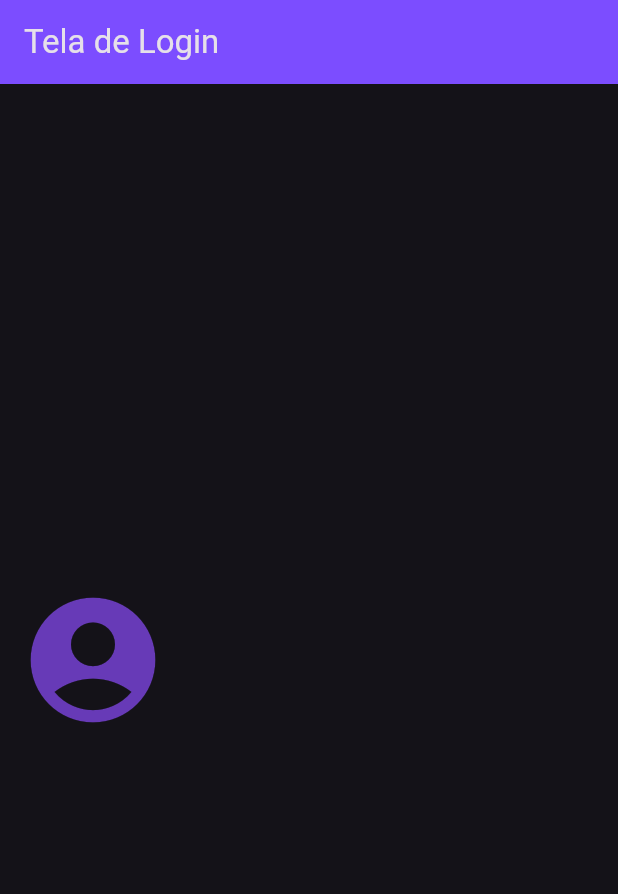
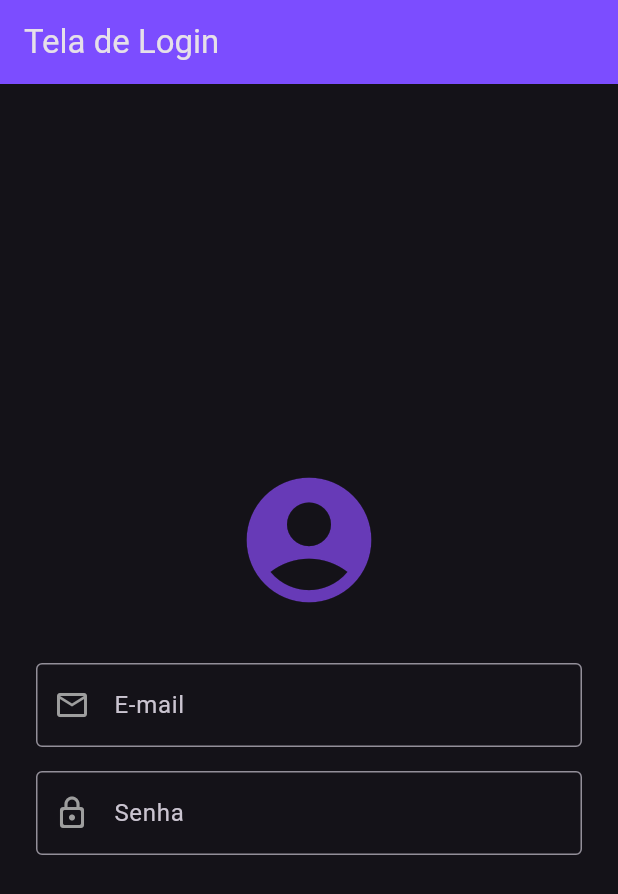
Before and after one commit to felipetaua/navegacao-flutter, a Flutter app: the Login screen opened directly, on a phone screen of 412 x 824 dp. Shown: the top 894 px of the screen. Run offline on Flutter 3.47's test engine with Material 3 defaults, Android fonts, the phone set to English and light mode, and no system bars.

Commit message:
adicionando os campos de input

```diff
--- a/lib/login.dart
+++ b/lib/login.dart
@@ -34,15 +34,38 @@ class LoginEstado extends State<Login> {
         backgroundColor: Colors.deepPurpleAccent,
       ),
       body: Padding(
-        padding: EdgeInsets.all(12.0),
+        padding: EdgeInsets.all(24.0),
         child: Column(
           mainAxisAlignment: MainAxisAlignment.center,
-
           children: [
             Icon(
               Icons.account_circle_sharp,
               size: 100,
               color: Colors.deepPurple,
+            ),
+            SizedBox(
+              height: 32,
+            ),
+            TextField(
+              controller: emailControle,
+              decoration: InputDecoration(
+                labelText: 'E-mail',
+                border: OutlineInputBorder(),
+                prefixIcon: Icon(Icons.email_outlined),
+                prefixIconColor: Colors.grey,
+              ),
+            ),
+            SizedBox(
+              height: 16,
+            ),
+            TextField(
+              controller: emailControle,
+              decoration: InputDecoration(
+                labelText: 'Senha',
+                border: OutlineInputBorder(),
+                prefixIcon: Icon(Icons.lock_outline_rounded),
+                prefixIconColor: Colors.grey,
+              ),
             )
           ],
         ),
```
